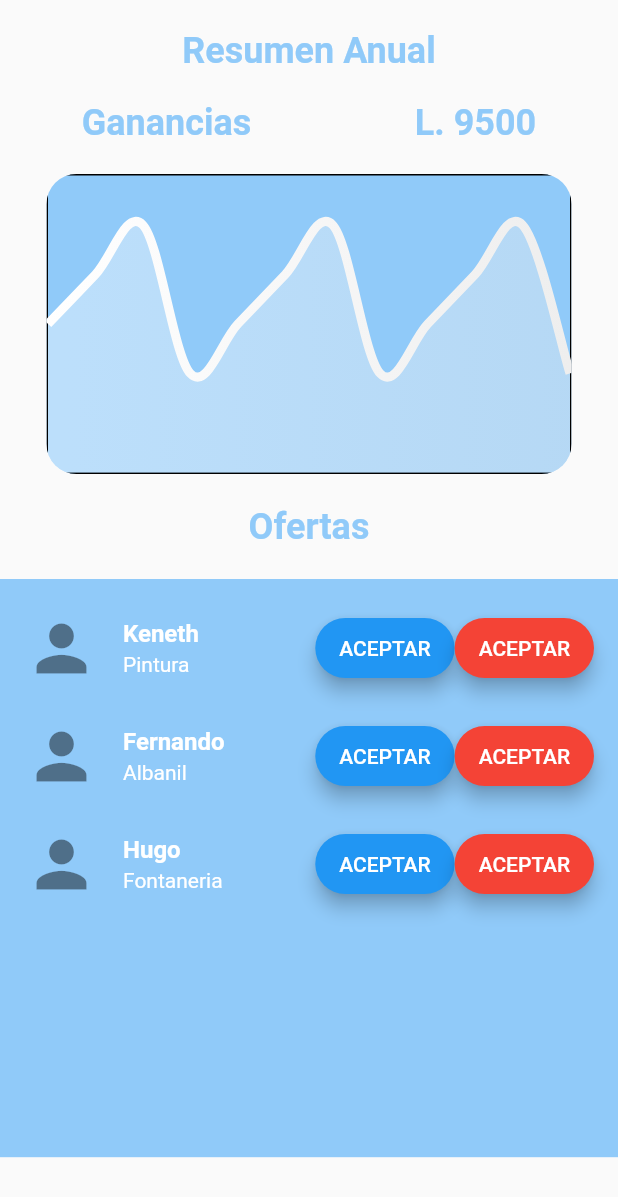
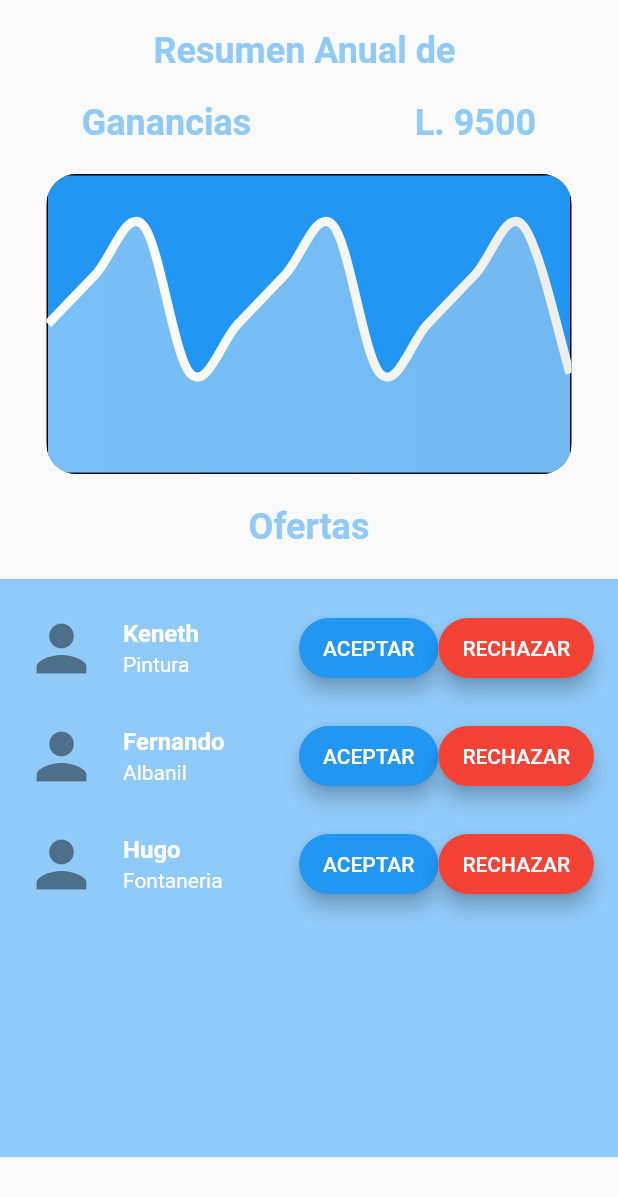
Before and after one commit to kenethM1/hm_help, a Flutter app: the MainContratistaScreen screen opened by its route, on a phone screen of 412 x 824 dp. Shown: the top 1197 px of the screen. Run offline on Flutter 3.47's test engine with Material 2 defaults, Android fonts, the phone set to English and light mode, and no system bars; drawn by our look-alikes of fl_chart; our stand-ins replace file_picker, firebase_auth, firebase_core, firebase_storage, flutter_signin_button, google_sign_in and 2 more; accounts and stored records are empty.

Commit message:
Muchos cambios!

```diff
--- a/lib/main.dart
+++ b/lib/main.dart
@@ -24,11 +24,11 @@ class MyApp extends StatelessWidget {
         child: MaterialApp(
             debugShowCheckedModeBanner: false,
             title: 'Material App',
-            initialRoute: 'registro',
+            initialRoute: 'login',
             routes: {
           'login': (_) => LoginScreen(),
           'registro': (_) => RegistroPage(),
-          'principal': (_) => MainContratistaScreen(),
+          'principal-Contratista': (_) => MainContratistaScreen(),
           'hojaVida': (_) => PdfContratistaPage(),
         }));
   }
--- a/lib/src/pages/firebase_Api.dart
+++ b/lib/src/pages/firebase_Api.dart
@@ -9,7 +9,7 @@ class FirebaseApi {
       final ref = FirebaseStorage.instance.ref(destination);
 
       return ref.putFile(file);
-    } on FirebaseException catch (e) {
+    } on FirebaseException catch (_) {
       return null;
     }
   }
@@ -19,7 +19,7 @@ class FirebaseApi {
       final ref = FirebaseStorage.instance.ref(destination);
 
       return ref.putData(data);
-    } on FirebaseException catch (e) {
+    } on FirebaseException catch (_) {
       return null;
     }
   }
--- a/lib/src/pages/main_contratista_screen.dart
+++ b/lib/src/pages/main_contratista_screen.dart
@@ -1,6 +1,8 @@
 import 'package:firebase_auth/firebase_auth.dart';
 import 'package:flutter/material.dart';
+import 'package:hm_help/src/preferencias_usuario/preferencias_usuario.dart';
 import 'package:hm_help/src/widgets/line_chart.dart';
+import 'package:hm_help/src/widgets/propuesta_dialog.dart';
 
 class MainContratistaScreen extends StatelessWidget {
   const MainContratistaScreen({Key? key}) : super(key: key);
@@ -16,20 +18,20 @@ class MainContratistaScreen extends StatelessWidget {
       body: SafeArea(
         child: Column(
           children: [
-            ChartPage(estilo: estilo),
+            ContenedorGrafico(estilo: estilo),
             Container(
               padding: EdgeInsets.only(top: 10),
               child: ListView(
                 children: [
-                  Tile_Oferta(
+                  TileOferta(
                       rubro: 'Pintura',
                       nombre: "Keneth",
                       estiloWhite: estiloWhite),
-                  Tile_Oferta(
+                  TileOferta(
                       rubro: 'Albanil',
                       nombre: "Fernando",
                       estiloWhite: estiloWhite),
-                  Tile_Oferta(
+                  TileOferta(
                       rubro: 'Fontaneria',
                       nombre: "Hugo",
                       estiloWhite: estiloWhite),
@@ -46,8 +48,8 @@ class MainContratistaScreen extends StatelessWidget {
   }
 }
 
-class Tile_Oferta extends StatelessWidget {
-  const Tile_Oferta({
+class TileOferta extends StatelessWidget {
+  const TileOferta({
     Key? key,
     required this.estiloWhite,
     required this.nombre,
@@ -61,6 +63,14 @@ class Tile_Oferta extends StatelessWidget {
   @override
   Widget build(BuildContext context) {
     return ListTile(
+      hoverColor: Colors.blue,
+      onTap: () {
+        showDialog(
+            context: context,
+            builder: (_) {
+              return PropuestaDialog();
+            });
+      },
       subtitle: Text(
         rubro.toString(),
         style:
@@ -77,22 +87,22 @@ class Tile_Oferta extends StatelessWidget {
       trailing: Row(
         mainAxisSize: MainAxisSize.min,
         children: [
-          Trailing_button(
+          TrailingButton(
             color: Colors.blue,
             texto: "ACEPTAR",
           ),
-          Trailing_button(color: Colors.red, texto: 'RECHAZAR')
+          TrailingButton(color: Colors.red, texto: "RECHAZAR")
         ],
       ),
     );
   }
 }
 
-class Trailing_button extends StatelessWidget {
-  const Trailing_button({
+class TrailingButton extends StatelessWidget {
+  const TrailingButton({
     Key? key,
-    required String? this.texto,
-    required Color? this.color,
+    required this.texto,
+    required this.color,
   }) : super(key: key);
 
   final String? texto;
@@ -106,14 +116,14 @@ class Trailing_button extends StatelessWidget {
         elevation: 5,
         primary: color,
       ),
-      child: Text('ACEPTAR'),
+      child: Text(texto!),
       onPressed: () {},
     );
   }
 }
 
-class ChartPage extends StatelessWidget {
-  const ChartPage({
+class ContenedorGrafico extends StatelessWidget {
+  const ContenedorGrafico({
     Key? key,
     required this.estilo,
   }) : super(key: key);
@@ -122,14 +132,17 @@ class ChartPage extends StatelessWidget {
 
   @override
   Widget build(BuildContext context) {
-    final user = FirebaseAuth.instance.currentUser;
+    final preferenciasUsuario = new PreferenciasUsuario();
+
+    //final user = FirebaseAuth.instance.currentUser;
+
     return Column(
       children: [
         SizedBox(
           height: 20,
         ),
         Text(
-          'Resumen Anual',
+          'Resumen Anual de ${preferenciasUsuario.nombreUsuario}',
           style: estilo,
         ),
         SizedBox(
--- a/lib/src/pages/pdf_Contratista.dart
+++ b/lib/src/pages/pdf_Contratista.dart
@@ -1,5 +1,4 @@
 import 'dart:io';
-
 import 'package:file_picker/file_picker.dart';
 import 'package:firebase_core/firebase_core.dart';
 import 'package:firebase_storage/firebase_storage.dart';
--- a/lib/src/preferencias_usuario/preferencias_usuario.dart
+++ b/lib/src/preferencias_usuario/preferencias_usuario.dart
@@ -28,7 +28,6 @@ class PreferenciasUsuario {
     this._prefs = await SharedPreferences.getInstance();
   }
 
-  // GET y SET de la última página
   String get token {
     return _prefs!.getString('token') ?? '';
   }
@@ -36,4 +35,12 @@ class PreferenciasUsuario {
   set token(String value) {
     _prefs!.setString('token', value);
   }
+
+  String get nombreUsuario {
+    return _prefs!.getString('nombre') ?? '';
+  }
+
+  set nombreUsuario(String value) {
+    _prefs!.setString('nombre', value);
+  }
 }
--- a/lib/src/provider/GoogleSignIn_Provider.dart
+++ b/lib/src/provider/GoogleSignIn_Provider.dart
@@ -10,8 +10,10 @@ class GoogleSignInProvider extends ChangeNotifier {
     _isSignIn = false;
   }
 
+  //Getter
   bool get isSignIn => _isSignIn!;
 
+  //Setter
   set isSignIn(bool isSingIn) {
     _isSignIn = isSignIn;
     notifyListeners();
--- a/lib/src/widgets/line_chart.dart
+++ b/lib/src/widgets/line_chart.dart
@@ -10,7 +10,14 @@ class ChartWidget extends StatelessWidget {
     return ClipRRect(
       borderRadius: BorderRadius.circular(20),
       child: Container(
-        color: Colors.blue.shade200,
+        decoration: BoxDecoration(color: Colors.blue, boxShadow: <BoxShadow>[
+          BoxShadow(
+              color: Colors.red,
+              blurRadius: 5,
+              spreadRadius: 30,
+              offset: Offset(0, 10))
+        ]),
+        //color: Colors.blue.shade200,
         height: 200,
         width: 350,
         child: LineChart(LineChartData(
--- a/pubspec.yaml
+++ b/pubspec.yaml
@@ -43,7 +43,7 @@ dependencies:
   firebase_storage: ^8.0.3
 
     #Agregue pick file
-  file_picker: ^3.0.1
+  file_picker:
 
 dev_dependencies:
   flutter_test:
```
Also changed, not shown: lib/src/pages/login_screen.dart (+44 -22 lines), lib/src/pages/registro_contratista.dart (+22 -7 lines), lib/src/provider/usuario_provider.dart (+19 -15 lines), lib/src/widgets/alertLogin_dialog.dart (+7 -2 lines), lib/src/widgets/propuesta_dialog.dart (added, +141 -0 lines), 1 other file.
